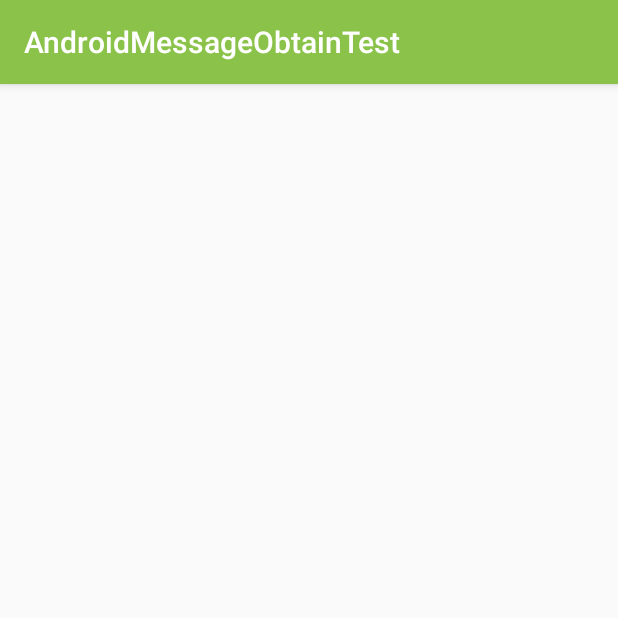
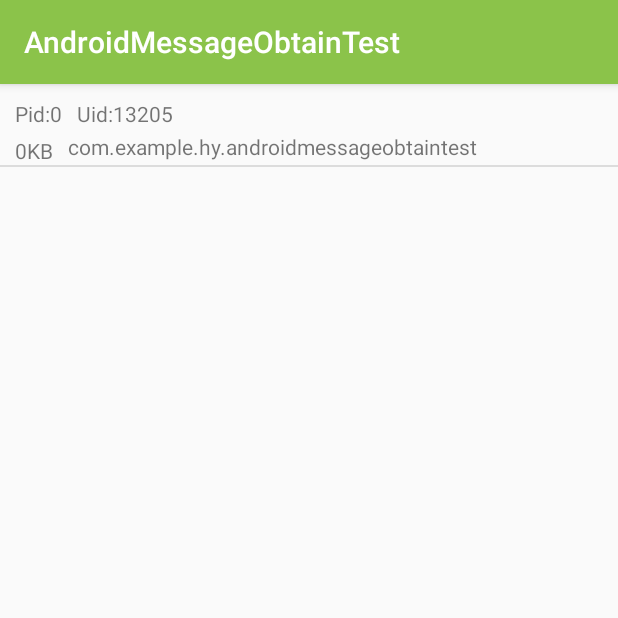
Before and after one commit to rain9155/AndroidMessageObtainTest, an Android app: the AMActivity screen opened directly, with no data from a screen before it, on a phone screen of 412 x 824 dp, the top half of it. Run offline under Robolectric (Android 15) with nearby library versions, the phone set to English and light mode, and no system bars; 1 statement that could not run was skipped.

Commit message:
添加图片

```diff
--- a/app/src/main/java/com/example/hy/androidmessageobtaintest/MainActivity.java
+++ b/app/src/main/java/com/example/hy/androidmessageobtaintest/MainActivity.java
@@ -6,6 +6,7 @@ import android.os.Bundle;
 import android.view.View;
 import android.widget.Button;
 
+import com.example.hy.androidmessageobtaintest.apkMessage.AMActivity;
 import com.example.hy.androidmessageobtaintest.apkMessage.PMActivity;
 import com.example.hy.androidmessageobtaintest.systemMessage.SystemMessageObtainActivity;
 
@@ -40,7 +41,8 @@ public class MainActivity extends AppCompatActivity {
         btnToApk2.setOnClickListener(new View.OnClickListener() {
             @Override
             public void onClick(View v) {
-
+                Intent intent = new Intent(MainActivity.this, AMActivity.class);
+                startActivity(intent);
             }
         });
     }
--- a/app/src/main/java/com/example/hy/androidmessageobtaintest/apkMessage/AMActivity.java
+++ b/app/src/main/java/com/example/hy/androidmessageobtaintest/apkMessage/AMActivity.java
@@ -1,15 +1,59 @@
 package com.example.hy.androidmessageobtaintest.apkMessage;
 
+import android.app.ActivityManager;
+import android.content.Context;
+import android.os.Debug;
 import android.support.v7.app.AppCompatActivity;
 import android.os.Bundle;
+import android.widget.ListView;
 
 import com.example.hy.androidmessageobtaintest.R;
 
+import java.util.ArrayList;
+import java.util.List;
+
+/**
+ * ActivityManager,获取运行的应用程序信息
+ */
 public class AMActivity extends AppCompatActivity {
+
+    private ListView listView;
+    private ActivityManager am;
 
     @Override
     protected void onCreate(Bundle savedInstanceState) {
         super.onCreate(savedInstanceState);
         setContentView(R.layout.activity_am);
+        listView = findViewById(R.id.lv_processList);
+        am = (ActivityManager) getSystemService(Context.ACTIVITY_SERVICE);
+        listView.setAdapter(new AMProcessAdapter(this, getRunningProcessesInfo()));
+    }
+
+    /**
+     * 获取正在运行的进程信息集合
+     * @return
+     */
+    private List<AMProcessInfo> getRunningProcessesInfo() {
+         List<AMProcessInfo> amProcessInfoList = new ArrayList<>();
+        //获取正在运行的进程集合
+        List<ActivityManager.RunningAppProcessInfo> appProcessList = am.getRunningAppProcesses();
+        for (int i = 0; i < appProcessList.size(); i++) {
+            ActivityManager.RunningAppProcessInfo info = appProcessList.get(i);
+            int pid = info.pid;
+            int uid = info.uid;
+            String processName = info.processName;
+            //获取该进程下的内存
+            int[] memoryPid = new int[]{pid};
+            Debug.MemoryInfo[] memoryInfo = am.getProcessMemoryInfo(memoryPid);
+            int memorySize = memoryInfo[0].getTotalPss();
+            AMProcessInfo processInfo = new AMProcessInfo();
+            //
+            processInfo.setPid("" + pid);
+            processInfo.setUid("" + uid);
+            processInfo.setMemorySize("" + memorySize);
+            processInfo.setProcessName(processName);
+            amProcessInfoList.add(processInfo);
+        }
+        return amProcessInfoList;
     }
 }
--- /dev/null
+++ b/app/src/main/java/com/example/hy/androidmessageobtaintest/apkMessage/AMProcessAdapter.java
@@ -0,0 +1,71 @@
+package com.example.hy.androidmessageobtaintest.apkMessage;
+
+import android.content.Context;
+import android.view.LayoutInflater;
+import android.view.View;
+import android.view.ViewGroup;
+import android.widget.BaseAdapter;
+import android.widget.TextView;
+
+import com.example.hy.androidmessageobtaintest.R;
+
+import java.util.List;
+
+/**
+ * Created by 陈健宇 at 2018/9/29
+ */
+public class AMProcessAdapter extends BaseAdapter {
+
+    private List<AMProcessInfo> mListData = null;
+    private LayoutInflater mInfater;
+
+    public AMProcessAdapter(Context context, List<AMProcessInfo> listData) {
+        mInfater = (LayoutInflater) context.getSystemService(Context.LAYOUT_INFLATER_SERVICE);
+        mListData = listData;
+    }
+
+    @Override
+    public int getCount() {
+        return mListData.size();
+    }
+
+    @Override
+    public Object getItem(int position) {
+        return mListData.get(position);
+    }
+
+    @Override
+    public long getItemId(int position) {
+        return position;
+    }
+
+    @Override
+    public View getView(int position, View convertView, ViewGroup parent) {
+        ViewHolder holder = null;
+        if (convertView == null) {
+            convertView = mInfater.inflate(R.layout.item_process_list, null);
+            holder = new ViewHolder();
+            holder.tvPID =  convertView.findViewById(R.id.tv_pid);
+            holder.tvUID =  convertView.findViewById(R.id.tv_uid);
+            holder.tvMemorySize = convertView.findViewById(R.id.tv_mem);
+            holder.tvProcessName = convertView.findViewById(R.id.tv_processName);
+            convertView.setTag(holder);
+        } else {
+            holder = (ViewHolder) convertView.getTag();
+        }
+        AMProcessInfo processInfo = (AMProcessInfo) getItem(position);
+        holder.tvPID.setText("Pid:" + processInfo.getPid());
+        holder.tvUID.setText("Uid:" + processInfo.getUid());
+        holder.tvMemorySize.setText(processInfo.getMemorySize() + "KB");
+        holder.tvProcessName.setText(processInfo.getProcessName());
+
+        return convertView;
+    }
+
+    class ViewHolder {
+        TextView tvPID;
+        TextView tvUID;
+        TextView tvMemorySize;
+        TextView tvProcessName;
+    }
+}
--- /dev/null
+++ b/app/src/main/java/com/example/hy/androidmessageobtaintest/apkMessage/AMProcessInfo.java
@@ -0,0 +1,48 @@
+package com.example.hy.androidmessageobtaintest.apkMessage;
+
+/**
+ * 保存进程相关信息
+ * Created by 陈健宇 at 2018/9/29
+ */
+public class AMProcessInfo {
+
+    private String uid;
+    private String pid;
+    private String memorySize;
+    private String processName;
+
+    public AMProcessInfo() {
+    }
+
+    public String getPid() {
+        return pid;
+    }
+
+    public void setPid(String pid) {
+        this.pid = pid;
+    }
+
+    public String getUid() {
+        return uid;
+    }
+
+    public void setUid(String uid) {
+        this.uid = uid;
+    }
+
+    public String getMemorySize() {
+        return memorySize;
+    }
+
+    public void setMemorySize(String memorySize) {
+        this.memorySize = memorySize;
+    }
+
+    public String getProcessName() {
+        return processName;
+    }
+
+    public void setProcessName(String processName) {
+        this.processName = processName;
+    }
+}
--- a/app/src/main/java/com/example/hy/androidmessageobtaintest/apkMessage/PMActivity.java
+++ b/app/src/main/java/com/example/hy/androidmessageobtaintest/apkMessage/PMActivity.java
@@ -12,6 +12,9 @@ import com.example.hy.androidmessageobtaintest.R;
 import java.util.ArrayList;
 import java.util.List;
 
+/**
+ * PackageManager,获取应用的包信息
+ */
 public class PMActivity extends AppCompatActivity {
 
     public static final int ALL_APP = 0;//列出所有app
--- a/app/src/main/res/layout/activity_am.xml
+++ b/app/src/main/res/layout/activity_am.xml
@@ -6,4 +6,11 @@
     android:layout_height="match_parent"
     tools:context=".apkMessage.AMActivity">
 
+    <ListView
+        android:id="@+id/lv_processList"
+        android:layout_width="0dp"
+        android:layout_height="match_parent">
+
+    </ListView>
+
 </android.support.constraint.ConstraintLayout>
--- a/app/src/main/res/layout/item_app_ist.xml
+++ b/app/src/main/res/layout/item_app_ist.xml
@@ -18,6 +18,7 @@
         android:layout_width="wrap_content"
         android:layout_height="wrap_content"
         android:textColor="@color/primary_text"
+        android:layout_marginLeft="@dimen/margin_5"
         app:layout_constraintTop_toTopOf="@id/iv_icon"
         app:layout_constraintLeft_toRightOf="@id/iv_icon"/>
 
@@ -27,6 +28,7 @@
         android:layout_height="wrap_content"
         android:textColor="@color/secondary_text"
         android:layout_marginTop="@dimen/margin_5"
+        android:layout_marginLeft="@dimen/margin_5"
         app:layout_constraintBottom_toBottomOf="@id/iv_icon"
         app:layout_constraintLeft_toRightOf="@id/iv_icon"
         app:layout_constraintTop_toBottomOf="@id/tv_label"/>
--- /dev/null
+++ b/app/src/main/res/layout/item_process_list.xml
@@ -0,0 +1,43 @@
+<?xml version="1.0" encoding="utf-8"?>
+<android.support.constraint.ConstraintLayout xmlns:android="http://schemas.android.com/apk/res/android"
+    android:layout_width="match_parent"
+    android:layout_height="wrap_content"
+    xmlns:app="http://schemas.android.com/apk/res-auto">
+
+    <TextView
+        android:id="@+id/tv_pid"
+        android:layout_width="wrap_content"
+        android:layout_height="wrap_content"
+        android:layout_marginTop="@dimen/margin_10"
+        android:layout_marginLeft="@dimen/margin_10"
+        app:layout_constraintTop_toTopOf="parent"
+        app:layout_constraintLeft_toLeftOf="parent"/>
+
+    <TextView
+        android:id="@+id/tv_uid"
+        android:layout_width="wrap_content"
+        android:layout_height="wrap_content"
+        android:layout_marginLeft="@dimen/margin_10"
+        app:layout_constraintTop_toTopOf="@id/tv_pid"
+        app:layout_constraintLeft_toRightOf="@id/tv_pid" />
+
+    <TextView
+        android:id="@+id/tv_mem"
+        android:layout_width="wrap_content"
+        android:layout_height="wrap_content"
+        android:layout_marginLeft="@dimen/margin_10"
+        android:layout_marginBottom="@dimen/margin_10"
+        android:layout_marginTop="@dimen/margin_5"
+        app:layout_constraintLeft_toLeftOf="parent"
+        app:layout_constraintTop_toBottomOf="@id/tv_pid"/>
+
+    <TextView
+        android:id="@+id/tv_processName"
+        android:layout_width="wrap_content"
+        android:layout_height="wrap_content"
+        android:layout_marginLeft="@dimen/margin_10"
+        app:layout_constraintBottom_toBottomOf="@id/tv_mem"
+        app:layout_constraintTop_toBottomOf="@id/tv_uid"
+        app:layout_constraintLeft_toRightOf="@id/tv_mem"/>
+
+</android.support.constraint.ConstraintLayout>
```
